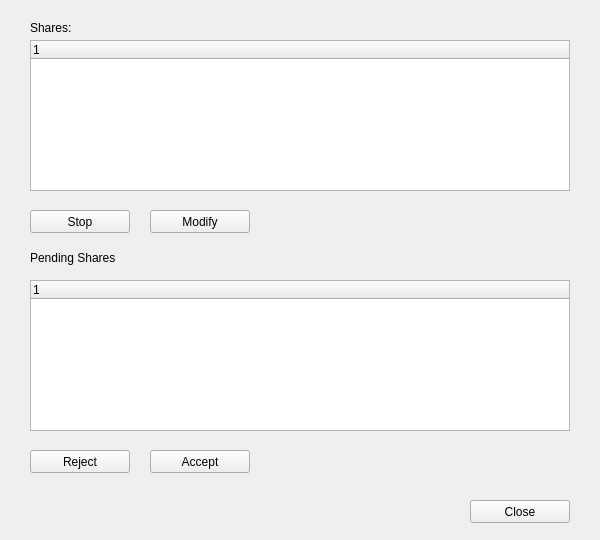
First picture: the form in pCloud/shareswindow.ui, repository pcloudcom/pfs-gui, before the edit.
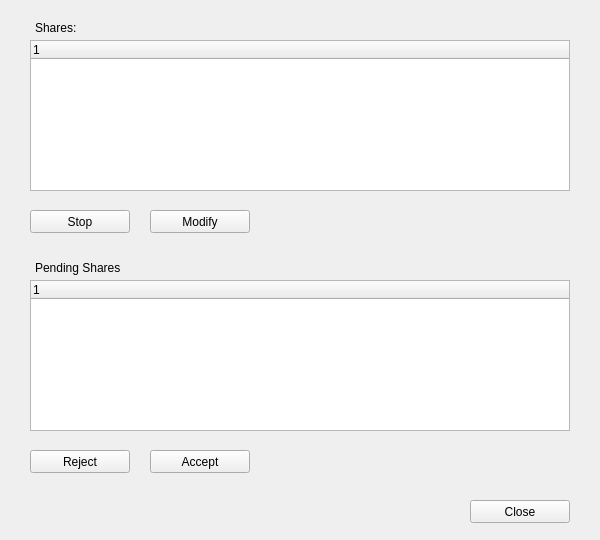
Second picture: the form after the edit.

Patch:
```diff
--- a/pCloud/shareswindow.ui
+++ b/pCloud/shareswindow.ui
@@ -43,7 +43,7 @@
    <widget class="QLabel" name="label">
     <property name="geometry">
      <rect>
-      <x>30</x>
+      <x>35</x>
       <y>20</y>
       <width>151</width>
       <height>16</height>
@@ -69,8 +69,8 @@
    <widget class="QLabel" name="label_2">
     <property name="geometry">
      <rect>
-      <x>30</x>
-      <y>250</y>
+      <x>35</x>
+      <y>260</y>
       <width>151</width>
       <height>16</height>
      </rect>
```
